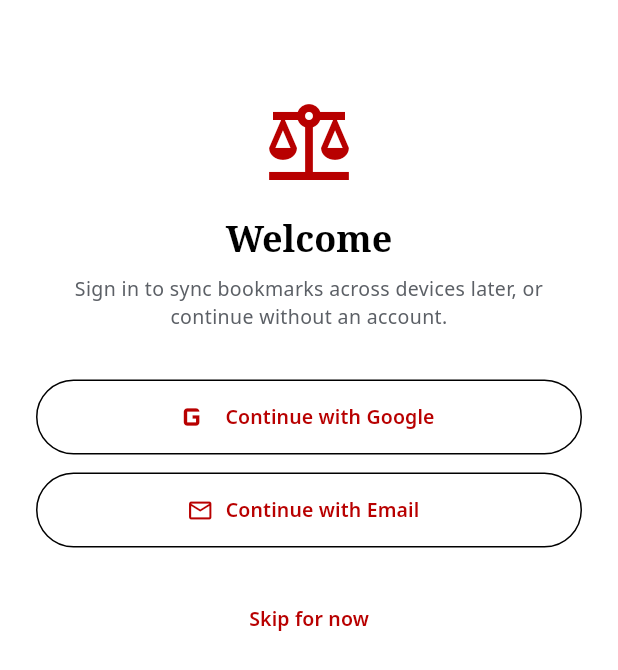
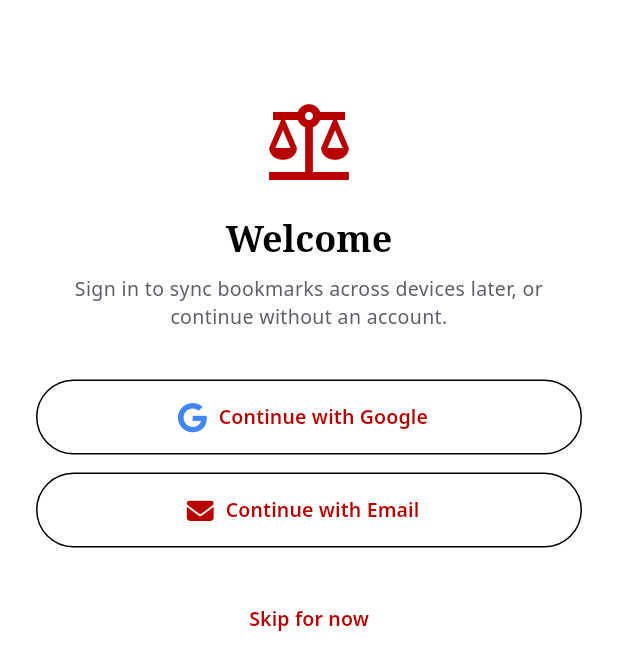
Before and after one commit to Naveed786-king/laws-and-legals, a Flutter app: the screen it shows after launch, on a phone screen of 412 x 824 dp. Shown: the top 670 px of the screen. Run offline on Flutter 3.47's test engine with Material 3 defaults, Android fonts, the phone set to English and light mode, and no system bars; our stand-ins replace cached_network_image, cloud_firestore, firebase_auth, firebase_core, firebase_messaging, flutter_local_notifications and 8 more; accounts and stored records are empty.

Commit message:
Use proper brand icons for Google and Email sign-in buttons (font_awesome_flutter) instead of generic Material icons

```diff
--- a/lib/features/auth/presentation/login_screen.dart
+++ b/lib/features/auth/presentation/login_screen.dart
@@ -1,4 +1,5 @@
 import 'package:flutter/material.dart';
+import 'package:font_awesome_flutter/font_awesome_flutter.dart';
 import '../../../core/theme/app_colors.dart';
 import '../../../core/widgets/app_shell.dart';
 import '../application/auth_service.dart';
@@ -106,14 +107,14 @@ class _LoginScreenState extends State<LoginScreen> {
                 const SizedBox(height: 8),
               ] else ...[
                 OutlinedButton.icon(
-                  icon: const Icon(Icons.g_mobiledata, size: 28),
+                  icon: const FaIcon(FontAwesomeIcons.google, size: 20, color: Color(0xFF4285F4)),
                   label: const Text('Continue with Google'),
                   style: OutlinedButton.styleFrom(minimumSize: const Size.fromHeight(50)),
                   onPressed: _loading ? null : _submitGoogle,
                 ),
                 const SizedBox(height: 12),
                 OutlinedButton.icon(
-                  icon: const Icon(Icons.email_outlined),
+                  icon: const FaIcon(FontAwesomeIcons.solidEnvelope, size: 18),
                   label: const Text('Continue with Email'),
                   style: OutlinedButton.styleFrom(minimumSize: const Size.fromHeight(50)),
                   onPressed: () => setState(() => _showEmailForm = true),
--- a/pubspec.yaml
+++ b/pubspec.yaml
@@ -10,6 +10,7 @@ dependencies:
   flutter:
     sdk: flutter
   cupertino_icons: ^1.0.8
+  font_awesome_flutter: ^10.7.0
 
   # State management
   flutter_riverpod: ^2.5.1
```
